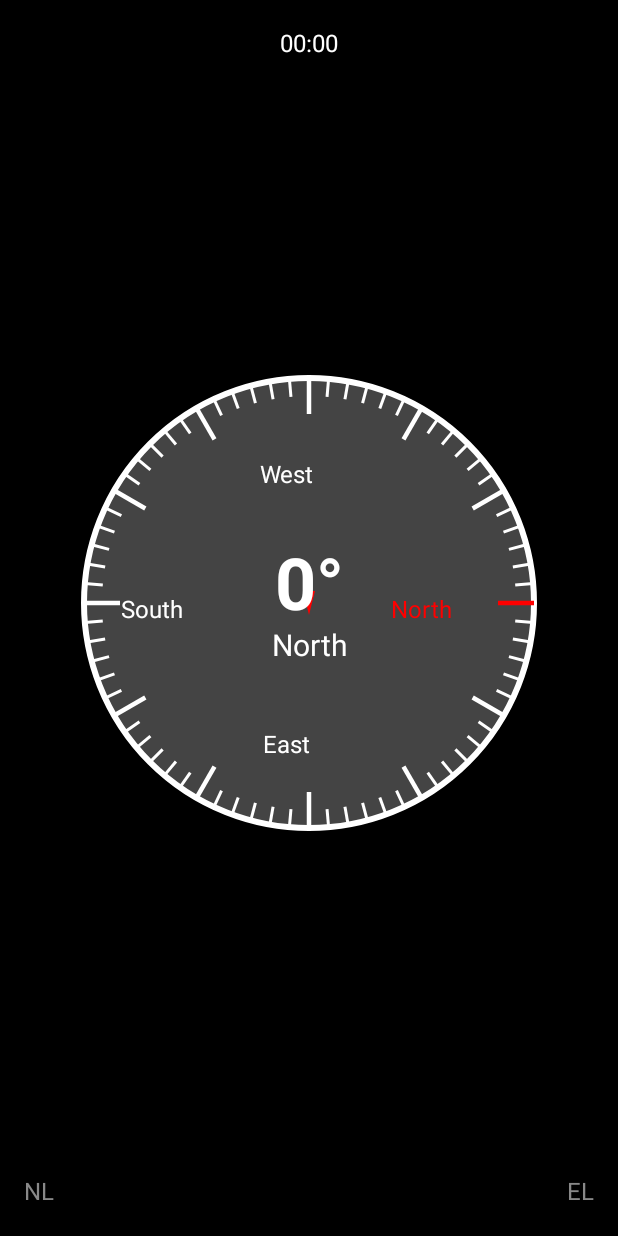
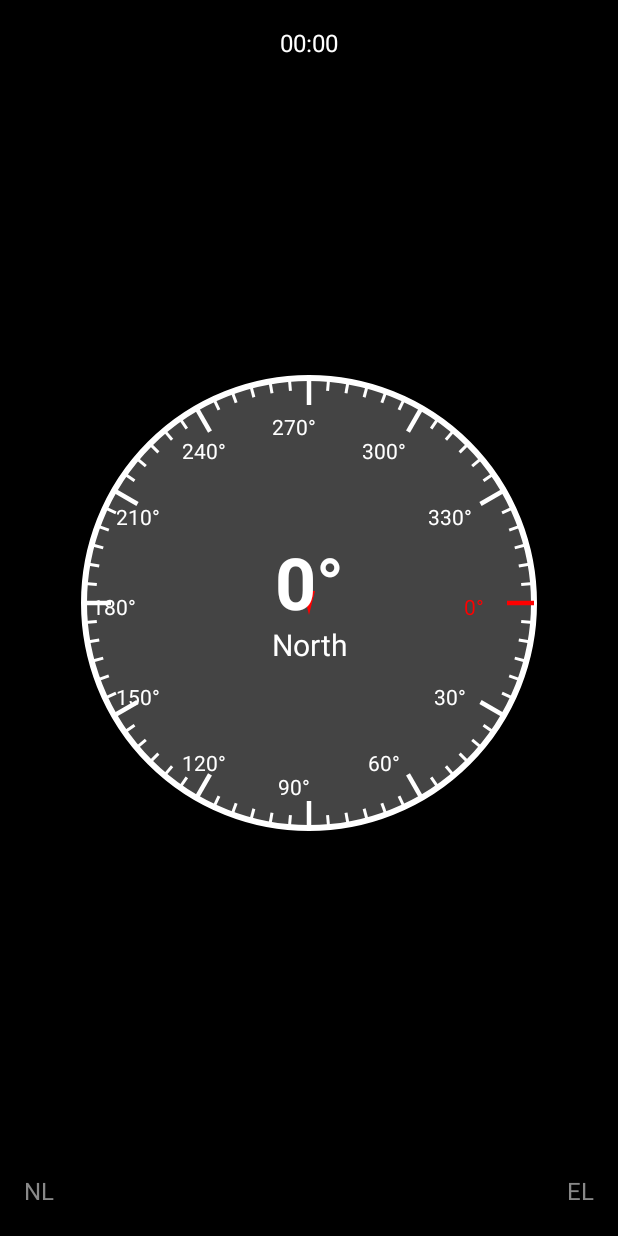
Before and after one commit to ZohaibKhanDev/Compass, an Android app built with Jetpack Compose: the screen it shows after launch (MainActivity), on a phone screen of 412 x 824 dp. Run offline under Robolectric (Android 15) with nearby library versions, the phone set to English and light mode, and no system bars.

Commit message:
Compass Change

```diff
--- a/app/src/main/java/com/example/compass/MainActivity.kt
+++ b/app/src/main/java/com/example/compass/MainActivity.kt
@@ -69,7 +69,8 @@ fun CompassScreen() {
                     angle = alpha * angle + (1 - alpha) * event.values[0]
                 }
             }
-            override fun onAccuracyChanged(sensor: Sensor?, accuracy: Int) { }
+
+            override fun onAccuracyChanged(sensor: Sensor?, accuracy: Int) {}
         }
         val sensorManager = context.getSystemService(SENSOR_SERVICE) as SensorManager
         val orientationSensor = sensorManager.getDefaultSensor(Sensor.TYPE_ORIENTATION)
@@ -139,7 +140,6 @@ fun Compass(angle: Float) {
     val primaryAngle = (angle + 360).mod(360.0).toFloat()
     var directionText by remember { mutableStateOf("North") }
 
-
     when (primaryAngle) {
         in 22.5..67.5 -> directionText = "Northeast"
         in 67.5..112.5 -> directionText = "East"
@@ -163,14 +163,14 @@ fun Compass(angle: Float) {
             val centerY = size.height / 2
             val radius = size.minDimension / 2
 
-
+            // Draw the circle
             drawCircle(
                 color = Color.DarkGray,
                 radius = radius,
                 center = Offset(centerX, centerY)
             )
 
-
+            // Draw the outer circle
             drawCircle(
                 color = Color.White,
                 radius = radius,
@@ -178,9 +178,11 @@ fun Compass(angle: Float) {
                 style = androidx.compose.ui.graphics.drawscope.Stroke(width = 4.dp.toPx())
             )
 
+            // Draw degree markings and direction labels
             for (i in 0..359 step 5) {
                 val angleInRad = toRadians(i.toDouble())
-                val lineLength = if (i % 30 == 0) 24.dp.toPx() else 12.dp.toPx()
+                val lineLength =
+                    if (i % 30 == 0) 18.dp.toPx() else 8.dp.toPx() // Adjusted line lengths
                 val strokeWidth = if (i % 30 == 0) 3.dp.toPx() else 2.dp.toPx()
 
                 val startX = centerX + (radius - lineLength) * cos(angleInRad)
@@ -189,37 +191,46 @@ fun Compass(angle: Float) {
                 val endY = centerY + radius * sin(angleInRad)
 
                 drawLine(
-                    color = if (isAngleBetween(i.toFloat(), primaryAngle, angleTolerance = 2.5f)) Color.Red else Color.White,
+                    color = if (isAngleBetween(
+                            i.toFloat(),
+                            primaryAngle,
+                            angleTolerance = 2.5f
+                        )
+                    ) Color.Red else Color.White,
                     start = Offset(startX.toFloat(), startY.toFloat()),
                     end = Offset(endX.toFloat(), endY.toFloat()),
                     strokeWidth = strokeWidth
                 )
 
-
+                // Add degree text for major markings
                 if (i % 30 == 0) {
-                    val textRadius = radius - 60.dp.toPx()
-                    val textX = centerX + textRadius * cos(angleInRad) - 15.dp.toPx()
-                    val textY = centerY + textRadius * sin(angleInRad) + 10.dp.toPx()
-
+                    val textRadius = radius - 30.dp.toPx() // Adjust text position
+                    val textX = centerX + textRadius * cos(angleInRad) - 10.dp.toPx()
+                    val textY = centerY + textRadius * sin(angleInRad) + 8.dp.toPx()
 
                     drawContext.canvas.nativeCanvas.drawText(
-                        getDirectionText(i),
+                        "$i°",
                         textX.toFloat(),
                         textY.toFloat(),
                         android.graphics.Paint().apply {
-                            textSize = 16.sp.toPx()
+                            textSize = 14.sp.toPx() // Smaller text size
                             textAlign = android.graphics.Paint.Align.CENTER
-                            color = if (isAngleBetween(i.toFloat(), primaryAngle, angleTolerance = 15f)) Color.Red.toArgb() else Color.White.toArgb()
+                            color = if (isAngleBetween(
+                                    i.toFloat(),
+                                    primaryAngle,
+                                    angleTolerance = 15f
+                                )
+                            ) Color.Red.toArgb() else Color.White.toArgb()
                         }
                     )
                 }
             }
         }
 
-
+        // North Arrow (Triangle)
         Canvas(
             modifier = Modifier
-                .size(8.dp, 16.dp)
+                .size(8.dp, 16.dp) // Adjusted arrow size
                 .graphicsLayer { rotationZ = 180f },
         ) {
             val path = Path().apply {
@@ -234,8 +245,8 @@ fun Compass(angle: Float) {
             )
         }
 
+        // Center Text
         Column(horizontalAlignment = Alignment.CenterHorizontally) {
-
             Text(
                 text = "${primaryAngle.toInt()}°",
                 color = Color.White,
@@ -243,7 +254,6 @@ fun Compass(angle: Float) {
                 fontWeight = FontWeight.Bold,
                 textAlign = TextAlign.Center
             )
-
             Text(
                 text = directionText,
                 color = Color.White,
@@ -254,7 +264,7 @@ fun Compass(angle: Float) {
     }
 }
 
-
+// Function to determine if an angle is within a certain range
 fun isAngleBetween(target: Float, angle: Float, angleTolerance: Float): Boolean {
     val minAngle = (angle - angleTolerance + 360) % 360
     val maxAngle = (angle + angleTolerance) % 360
```
